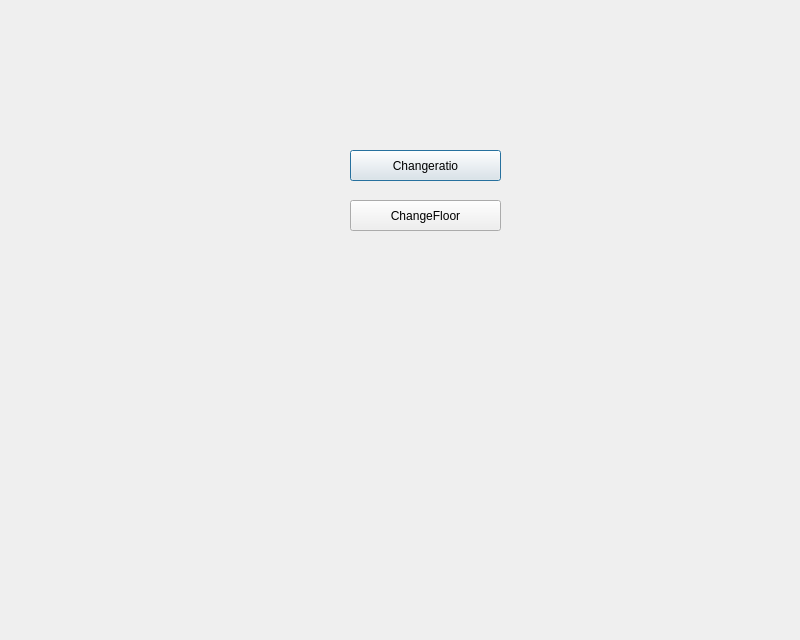
Before: the Qt Designer form final/mapsettings.ui in FinalMission/raspberry-pi-qt, drawn with Qt 5.
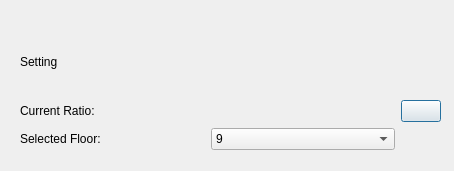
After: the same form once the commit is applied. Icons and pictures are not drawn.

Patch:
```diff
--- a/final/mapsettings.ui
+++ b/final/mapsettings.ui
@@ -6,39 +6,97 @@
    <rect>
     <x>0</x>
     <y>0</y>
-    <width>800</width>
-    <height>640</height>
+    <width>454</width>
+    <height>171</height>
    </rect>
   </property>
   <property name="windowTitle">
    <string>Dialog</string>
   </property>
-  <widget class="QPushButton" name="pushButton">
+  <widget class="QWidget" name="gridLayoutWidget">
    <property name="geometry">
     <rect>
-     <x>350</x>
-     <y>150</y>
-     <width>151</width>
-     <height>31</height>
+     <x>20</x>
+     <y>30</y>
+     <width>421</width>
+     <height>120</height>
     </rect>
    </property>
-   <property name="text">
-    <string>Changeratio</string>
-   </property>
+   <layout class="QGridLayout" name="gridLayout">
+    <item row="1" column="2">
+     <widget class="QPushButton" name="pushButton">
+      <property name="sizePolicy">
+       <sizepolicy hsizetype="Fixed" vsizetype="Fixed">
+        <horstretch>10</horstretch>
+        <verstretch>10</verstretch>
+       </sizepolicy>
+      </property>
+      <property name="minimumSize">
+       <size>
+        <width>0</width>
+        <height>0</height>
+       </size>
+      </property>
+      <property name="text">
+       <string/>
+      </property>
+      <property name="icon">
+       <iconset theme="setting"/>
+      </property>
+     </widget>
+    </item>
+    <item row="2" column="0">
+     <widget class="QLabel" name="label_3">
+      <property name="text">
+       <string>Selected Floor:</string>
+      </property>
+     </widget>
+    </item>
+    <item row="1" column="0">
+     <widget class="QLabel" name="label_2">
+      <property name="text">
+       <string>Current Ratio:</string>
+      </property>
+     </widget>
+    </item>
+    <item row="1" column="1">
+     <widget class="QLabel" name="CurrentRatio">
+      <property name="text">
+       <string/>
+      </property>
+     </widget>
+    </item>
+    <item row="2" column="1">
+     <widget class="QComboBox" name="comboBox">
+      <item>
+       <property name="text">
+        <string>9</string>
+       </property>
+      </item>
+      <item>
+       <property name="text">
+        <string>17</string>
+       </property>
+      </item>
+     </widget>
+    </item>
+    <item row="0" column="0">
+     <widget class="QLabel" name="label">
+      <property name="sizePolicy">
+       <sizepolicy hsizetype="Ignored" vsizetype="Preferred">
+        <horstretch>0</horstretch>
+        <verstretch>0</verstretch>
+       </sizepolicy>
+      </property>
+      <property name="text">
+       <string>Setting</string>
+      </property>
+     </widget>
+    </item>
+   </layout>
   </widget>
-  <widget class="QPushButton" name="pushButton_2">
-   <property name="geometry">
-    <rect>
-     <x>350</x>
-     <y>200</y>
-     <width>151</width>
-     <height>31</height>
-    </rect>
-   </property>
-   <property name="text">
-    <string>ChangeFloor</string>
-   </property>
-  </widget>
+  <zorder>gridLayoutWidget</zorder>
+  <zorder>label</zorder>
  </widget>
  <resources/>
  <connections/>
```
